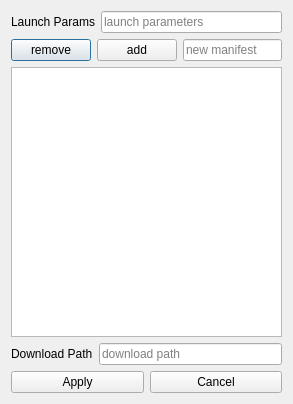
Before: the Qt Designer form optionswindow.ui in Thunderspies/launcher, drawn with Qt 5.
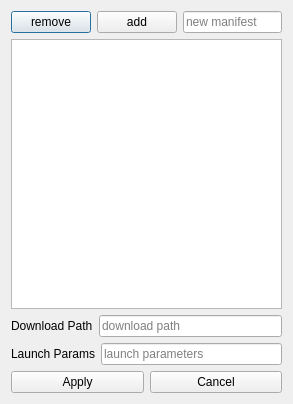
After: the same form once the commit is applied.

Commit message:
Move Lauch Params field to bottom of options menu
When adding a new manifest, many users mistakenly paste it in the Launch
Params box. Hopefully, moving it to the bottom will discourage this
mistake.

The edit to the form file:
```diff
--- a/optionswindow.ui
+++ b/optionswindow.ui
@@ -14,24 +14,6 @@
    <string>Dialog</string>
   </property>
   <layout class="QVBoxLayout" name="verticalLayout_2">
-   <item>
-    <layout class="QHBoxLayout" name="horizontalLayout_4">
-     <item>
-      <widget class="QLabel" name="ParamLabel">
-       <property name="text">
-        <string>Launch Params</string>
-       </property>
-      </widget>
-     </item>
-     <item>
-      <widget class="QLineEdit" name="ParamLine">
-       <property name="placeholderText">
-        <string>launch parameters</string>
-       </property>
-      </widget>
-     </item>
-    </layout>
-   </item>
    <item>
     <layout class="QHBoxLayout" name="horizontalLayout">
      <item>
@@ -91,6 +73,24 @@
      </item>
     </layout>
    </item>
+   <item>
+    <layout class="QHBoxLayout" name="horizontalLayout_4">
+     <item>
+      <widget class="QLabel" name="ParamLabel">
+       <property name="text">
+        <string>Launch Params</string>
+       </property>
+      </widget>
+     </item>
+     <item>
+      <widget class="QLineEdit" name="ParamLine">
+       <property name="placeholderText">
+        <string>launch parameters</string>
+       </property>
+      </widget>
+     </item>
+    </layout>
+   </item>
    <item>
     <layout class="QHBoxLayout" name="horizontalLayout_2">
      <item>
```
